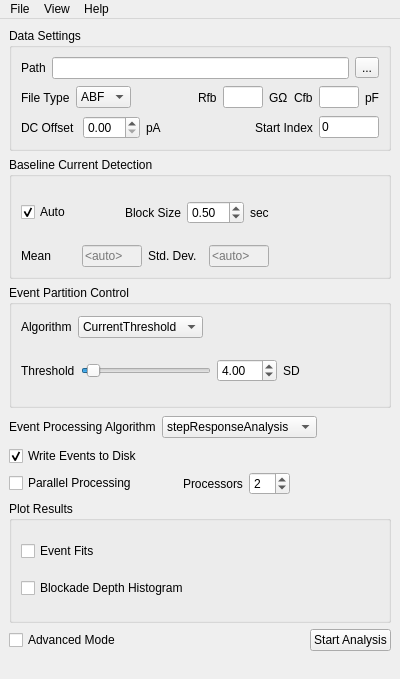
usnistgov/mosaic, file qtgui/SettingsWindow.ui: the form before one commit.
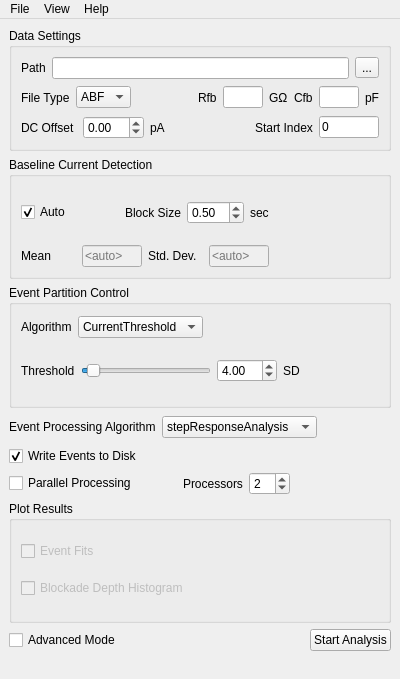
The form after the commit.

Commit message:
Fixed a bug in EBSStateFileDict.py that prevented the feedback resistance (Rfb) and capacitance (Cfb) values from being parsed correctly for some systems.
In settingsview.py, updating the dc offset in the UI reloads the trajectory plot.

Diff of the .ui file:
```diff
--- a/qtgui/SettingsWindow.ui
+++ b/qtgui/SettingsWindow.ui
@@ -197,7 +197,11 @@
          <item>
           <layout class="QHBoxLayout" name="horizontalLayout_5">
            <item>
-            <widget class="QDoubleSpinBox" name="dcOffsetDoubleSpinBox"/>
+            <widget class="QDoubleSpinBox" name="dcOffsetDoubleSpinBox">
+             <property name="minimum">
+              <double>-99.989999999999995</double>
+             </property>
+            </widget>
            </item>
            <item>
             <widget class="QLabel" name="label_8">
@@ -692,6 +696,9 @@
       <layout class="QVBoxLayout" name="verticalLayout_3">
        <item>
         <widget class="QCheckBox" name="plotEventFitsCheckBox">
+         <property name="enabled">
+          <bool>false</bool>
+         </property>
          <property name="text">
           <string>Event Fits</string>
          </property>
@@ -699,6 +706,9 @@
        </item>
        <item>
         <widget class="QCheckBox" name="plotBlockDepthHistCheckBox">
+         <property name="enabled">
+          <bool>false</bool>
+         </property>
          <property name="text">
           <string>Blockade Depth Histogram</string>
          </property>
```
The commit also changes 2 other files.
